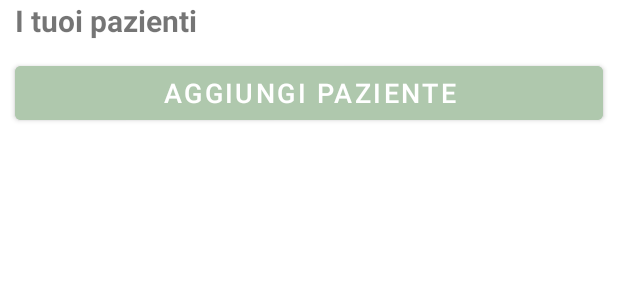
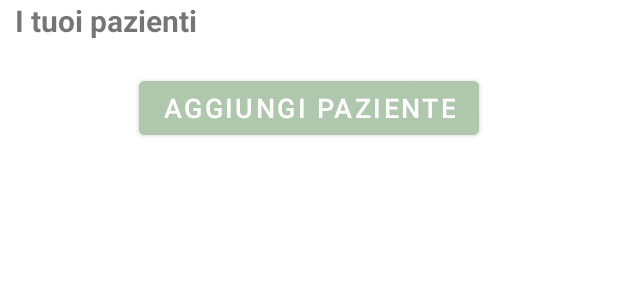
Before and after one commit to Software-Chasers-Plus/PronuntiApp, an Android app: the layout fragment_home_logopedista.xml on its own in the app's theme, with its tools: preview values and no code run, on a phone screen of 412 x 824 dp. Shown: the top 300 px of the screen. Run offline under Robolectric (Android 15) with nearby library versions, the phone set to English and light mode, and no system bars.

Commit message:
Aggiunto lo style(sia light che dark) per il logopedista e modificato il layout di fragment_home_logopedista

```diff
--- a/app/src/main/AndroidManifest.xml
+++ b/app/src/main/AndroidManifest.xml
@@ -12,9 +12,7 @@
         android:supportsRtl="true"
         android:theme="@style/Theme.PronuntiApp"
         tools:targetApi="31" >
-        <activity
-            android:name=".MainActivityLogopedista"
-            android:exported="false" />
+
         <activity
             android:name=".SplashActivity"
             android:exported="true"
@@ -25,15 +23,25 @@
                 <category android:name="android.intent.category.LAUNCHER" />
             </intent-filter>
         </activity>
+
         <activity
             android:name=".AccessoActivity"
             android:exported="true" >
         </activity>
+
+
+        <activity
+            android:name=".MainActivityLogopedista"
+            android:exported="false"
+            android:theme="@style/Theme.Logopedista"/>
+
+
         <activity
             android:name=".MainActivityGenitore"
             android:exported="true"
             android:label="@string/app_name" >
         </activity>
+
     </application>
 
 </manifest>
--- a/app/src/main/res/layout/fragment_account_logopedista.xml
+++ b/app/src/main/res/layout/fragment_account_logopedista.xml
@@ -118,6 +118,7 @@
             android:textColor="@color/black"
             android:layout_gravity="bottom|center_horizontal"
             android:elevation="15dp"
+            android:backgroundTint="@color/secondaryLogopedista"
             />
 
         <Space
--- a/app/src/main/res/layout/fragment_home_logopedista.xml
+++ b/app/src/main/res/layout/fragment_home_logopedista.xml
@@ -28,14 +28,14 @@
 
     <Button
         android:id="@+id/aggiungi_paziente_button"
-        android:layout_width="match_parent"
+        android:layout_width="wrap_content"
         android:layout_height="wrap_content"
-        android:layout_marginLeft="10dp"
-        android:layout_marginRight="10dp"
+        android:layout_margin="20dp"
         android:layout_below="@id/pazienti_recycler_view"
-        android:layout_marginTop="10dp"
+        android:layout_centerHorizontal="true"
         android:text="@string/add_patient"
-        android:textSize = "18dp"
-        android:backgroundTint="@color/secondaryLogopedista"/>
+        android:textSize="18dp"
+        android:backgroundTint="@color/secondaryLogopedista" />
+
 
 </RelativeLayout>
--- a/app/src/main/res/values-night/themes.xml
+++ b/app/src/main/res/values-night/themes.xml
@@ -1,16 +1,19 @@
 <resources xmlns:tools="http://schemas.android.com/tools">
-    <!-- Base application theme. -->
-    <style name="Theme.PronuntiApp" parent="Theme.MaterialComponents.DayNight.DarkActionBar">
+
+
+    <!-- Style per il logopedista (versione dark) -->
+    <style name="Theme.Logopedista" parent="Theme.MaterialComponents.DayNight">
         <!-- Primary brand color. -->
-        <item name="colorPrimary">@color/purple_200</item>
-        <item name="colorPrimaryVariant">@color/purple_700</item>
-        <item name="colorOnPrimary">@color/black</item>
+        <item name="colorPrimary">@color/primaryLogopedista</item>
+        <item name="colorPrimaryVariant">@color/secondaryLogopedista</item>
+        <item name="colorOnPrimary">@color/white</item>
         <!-- Secondary brand color. -->
-        <item name="colorSecondary">@color/teal_200</item>
-        <item name="colorSecondaryVariant">@color/teal_200</item>
-        <item name="colorOnSecondary">@color/black</item>
+        <item name="colorSecondary">@color/thirdLogopedista</item>
+        <item name="colorSecondaryVariant">@color/fourthLogopedista</item>
+        <item name="colorOnSecondary">@color/white</item>
         <!-- Status bar color. -->
         <item name="android:statusBarColor">?attr/colorPrimaryVariant</item>
         <!-- Customize your theme here. -->
     </style>
+
 </resources>
--- a/app/src/main/res/values/themes.xml
+++ b/app/src/main/res/values/themes.xml
@@ -13,4 +13,19 @@
         <item name="android:statusBarColor">?attr/colorPrimaryVariant</item>
         <!-- Customize your theme here. -->
     </style>
+
+    <!-- Style per il logopedista-->
+    <style name="Theme.Logopedista" parent="Theme.MaterialComponents.DayNight.DarkActionBar">
+        <!-- Primary brand color. -->
+        <item name="colorPrimary">@color/primaryLogopedista</item>
+        <item name="colorPrimaryVariant">@color/secondaryLogopedista</item>
+        <item name="colorOnPrimary">@color/white</item>
+        <!-- Secondary brand color. -->
+        <item name="colorSecondary">@color/thirdLogopedista</item>
+        <item name="colorSecondaryVariant">@color/fourthLogopedista</item>
+        <item name="colorOnSecondary">@color/white</item>
+        <!-- Status bar color. -->
+        <item name="android:statusBarColor">?attr/colorPrimaryVariant</item>
+        <!-- Customize your theme here. -->
+    </style>
 </resources>
```
